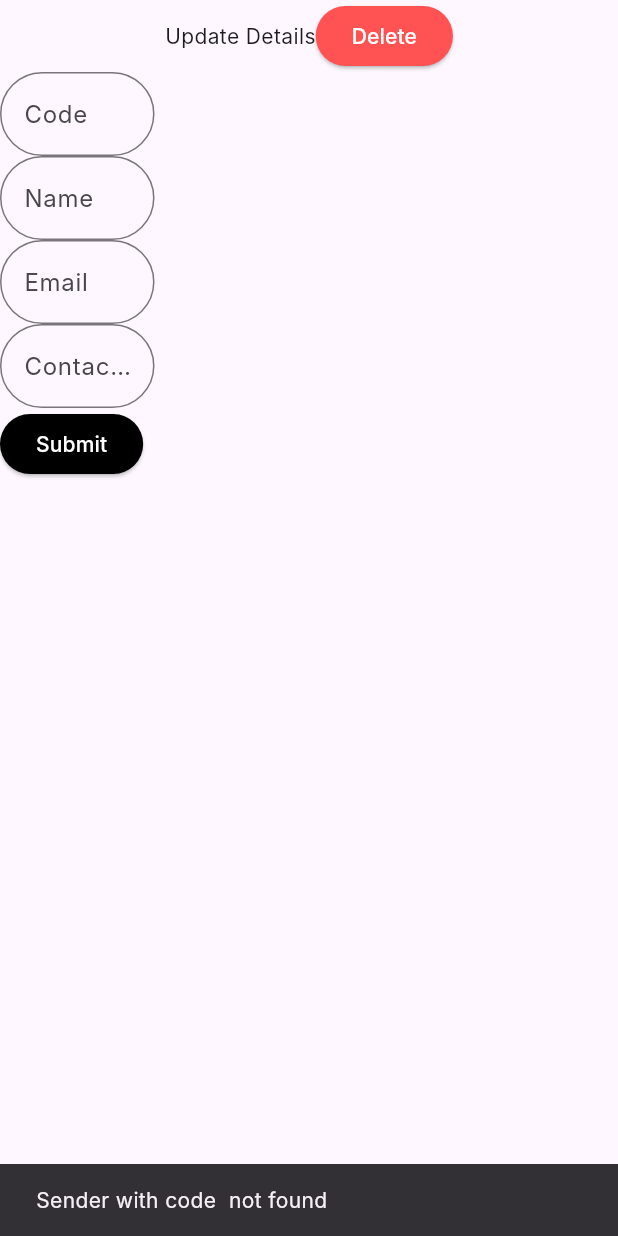
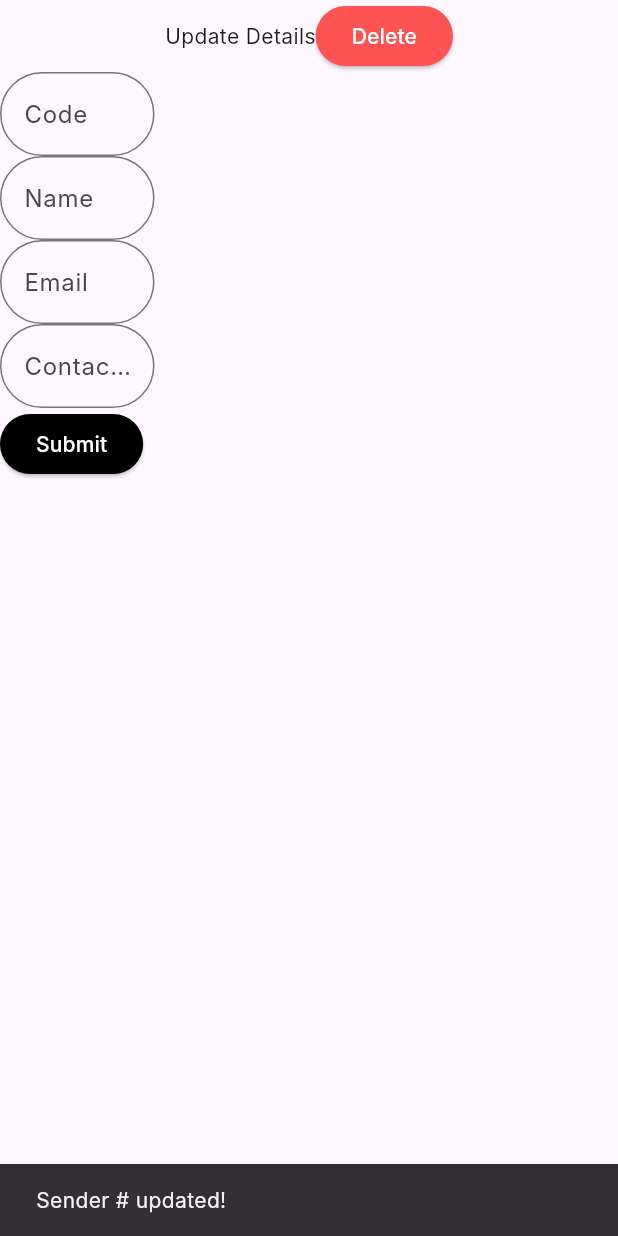
Before and after one commit to GaryChettiar/aid_hub, a Flutter app: the ContactDetails screen opened directly with empty values, after a tap on "Submit", on a phone screen of 412 x 824 dp. Run offline on Flutter 3.47's test engine with Material 3 defaults, Android fonts, the light colour scheme and no system bars; our stand-ins replace cloud_firestore, file_picker, firebase_core, flutter_typeahead, loading_animation_widget, pdf and 1 more; missing offline and left inert: excel; accounts and stored records are empty; Roboto replaces fonts that are missing (Inter).

Commit message:
dbms refactored

```diff
--- a/lib/contact_det.dart
+++ b/lib/contact_det.dart
@@ -3,7 +3,8 @@ import 'package:flutter/material.dart';
 
 class ContactDetails extends StatefulWidget {
   final String code;
-  const ContactDetails({super.key,required this.code});
+  final String batchId;
+  const ContactDetails({super.key,required this.code,required this.batchId});
 
   @override
   State<ContactDetails> createState() => _ContactDetailsState();
@@ -15,79 +16,35 @@ class _ContactDetailsState extends State<ContactDetails> {
   final TextEditingController _emailController = new TextEditingController();
   final TextEditingController _contactController = new TextEditingController();
  Map<String,dynamic> sender = Map();
-Future<void> _fetchSender() async{
-  try {
-    final querySnapshot = await FirebaseFirestore.instance
-    .collection('senders')
-    .where('code', isEqualTo: widget.code)
-    .limit(1)
-    .get();
+ bool _isLoading=true;
+Future<void> _loadSender() async {
+    final doc = await FirebaseFirestore.instance.collection('senders').doc(widget.batchId).get();
+    if (doc.exists) {
+      final data = doc.data()!;
+      _codeController.text = data['scode${widget.code}'] ?? '';
+      _nameController.text = data['sname${widget.code}'] ?? '';
+      _emailController.text = data['semail${widget.code}'] ?? '';
+      _contactController.text = data['scontact${widget.code}'] ?? '';
+    }
+    setState(() => _isLoading = false);
+  }
+Future<void> _save() async {
+    final docRef = FirebaseFirestore.instance.collection('senders').doc(widget.batchId);
+    await docRef.set({
+      'scode${widget.code}': _codeController.text.trim(),
+      'sname${widget.code}': _nameController.text.trim(),
+      'semail${widget.code}': _emailController.text.trim(),
+      'scontact${widget.code}': _contactController.text.trim(),
+    }, SetOptions(merge: true));
 
-if (querySnapshot.docs.isNotEmpty) {
-  final data = querySnapshot.docs.first.data();
-  setState(() {
-    sender = data;
-    _nameController.text=sender['name'];
-    _codeController.text=sender['code'];
-    _emailController.text=sender['email'];
-    _contactController.text=sender['phone'];
-  });
-}
-
-
-  } catch (e) {
-    print('Error fetching senders: $e');
+    ScaffoldMessenger.of(context).showSnackBar(SnackBar(content: Text("Sender #${widget.code} updated!")));
   }
-}
-Future<void> _submitRequest() async {
-  try {
-    // 1. Query the sender document by code
-    final querySnapshot = await FirebaseFirestore.instance
-        .collection('senders')
-        .where('code', isEqualTo: widget.code)
-        .limit(1)
-        .get();
-
-    if (querySnapshot.docs.isEmpty) {
-      ScaffoldMessenger.of(context).showSnackBar(
-        SnackBar(content: Text('Sender with code ${widget.code} not found')),
-      );
-      return;
-    }
-
-    // 2. Get the document ID to update
-    final docId = querySnapshot.docs.first.id;
-
-    // 3. Prepare updated data
-    final updatedData = {
-      'code': _codeController.text.trim(),
-      'name': _nameController.text.trim(),
-      'email': _emailController.text.trim(),
-      'phone': _contactController.text.trim(),
-    };
-
-    // 4. Update the sender document
-    await FirebaseFirestore.instance
-        .collection('senders')
-        .doc(docId)
-        .set(updatedData);
-
-    ScaffoldMessenger.of(context).showSnackBar(
-      SnackBar(content: Text('Sender updated successfully')),
-    );
-    Navigator.pop(context);
-  } catch (e) {
-    ScaffoldMessenger.of(context).showSnackBar(
-      SnackBar(content: Text('Failed to update sender: $e')),
-    );
-  }
-}
 
 @override
   void initState() {
     // TODO: implement initState
     super.initState();
-    _fetchSender();
+    _loadSender();
   }
 
   @override
@@ -170,7 +127,7 @@ Future<void> _submitRequest() async {
                   style: ElevatedButton.styleFrom(
                     backgroundColor: Colors.black,
                   ),
-                  onPressed: _submitRequest, child: Text("Submit",style: TextStyle(color: Colors.white),))
+                  onPressed: _save, child: Text("Submit",style: TextStyle(color: Colors.white),))
         ],
       ),
     );
```
Also changed, not shown: lib/contacts.dart (+57 -23 lines), lib/inw_det.dart (+93 -49 lines), lib/new_inward.dart (+101 -56 lines), lib/firebase_options.dart.
